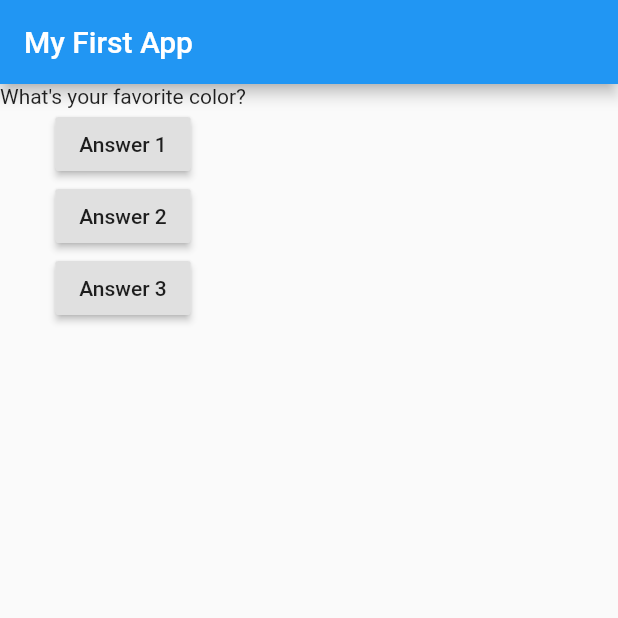
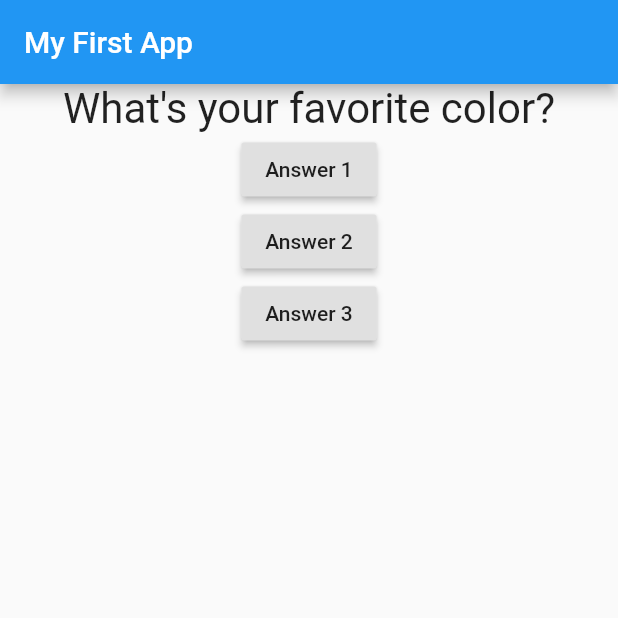
Before and after one commit to jeremyvw/simple-quiz-app, a Flutter app: the screen it shows after launch, on a phone screen of 412 x 824 dp, the top half of it. Run offline on Flutter 3.47's test engine with Material 2 defaults, Android fonts, the phone set to English and light mode, and no system bars.

Commit message:
Separate question widget to another file

```diff
--- a/lib/main.dart
+++ b/lib/main.dart
@@ -1,4 +1,6 @@
 import 'package:flutter/material.dart';
+
+import './question.dart';
 
 // void main(){
 //   runApp(MyApp());
@@ -38,7 +40,7 @@ class _MyAppState extends State<MyApp>{
         ),
         body: Column(
           children: [
-            Text(
+            Question(
               questions[_questionIndex],
             ),
             RaisedButton(
--- /dev/null
+++ b/lib/question.dart
@@ -0,0 +1,19 @@
+import 'package:flutter/material.dart';
+
+class Question extends StatelessWidget {
+  final String questionText;
+
+  Question(this.questionText);
+
+  @override
+  Widget build(BuildContext context) {
+    return Container(
+      width: double.infinity,
+      child: Text(
+        questionText,
+        style: TextStyle(fontSize: 28),
+        textAlign: TextAlign.center,
+      ),
+    );
+  }
+}
```
